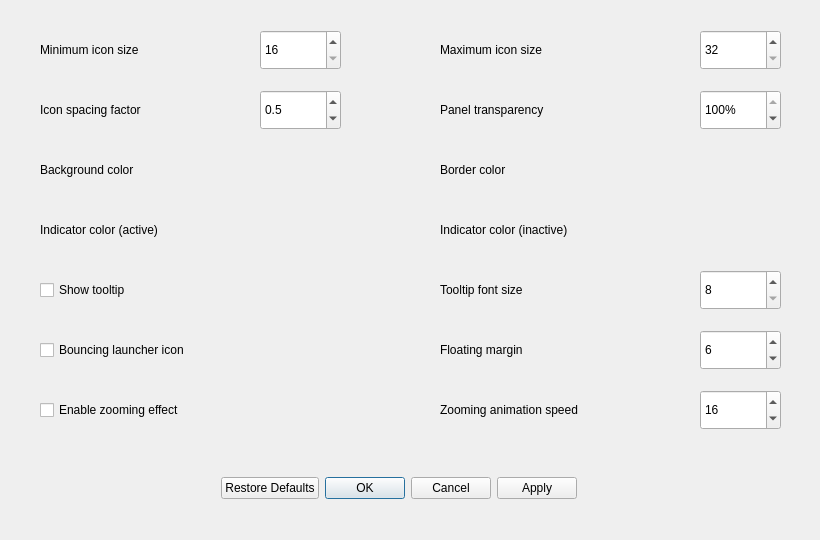
Above: src/view/appearance_settings_dialog.ui from dangvd/crystal-dock before the change. Below: the same form after it.
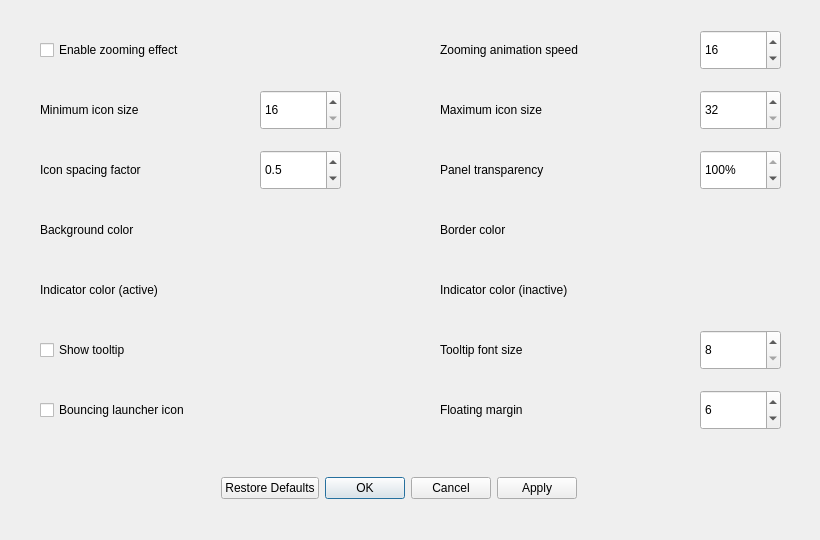
That is the form after the change.

Commit message: Improves UI to enable/disable zooming effect and zooming speed #183 #90

```diff
--- a/src/view/appearance_settings_dialog.ui
+++ b/src/view/appearance_settings_dialog.ui
@@ -36,7 +36,7 @@
    <property name="geometry">
     <rect>
      <x>40</x>
-     <y>30</y>
+     <y>90</y>
      <width>220</width>
      <height>40</height>
     </rect>
@@ -49,7 +49,7 @@
    <property name="geometry">
     <rect>
      <x>260</x>
-     <y>30</y>
+     <y>90</y>
      <width>81</width>
      <height>40</height>
     </rect>
@@ -68,7 +68,7 @@
    <property name="geometry">
     <rect>
      <x>440</x>
-     <y>30</y>
+     <y>90</y>
      <width>220</width>
      <height>40</height>
     </rect>
@@ -81,7 +81,7 @@
    <property name="geometry">
     <rect>
      <x>700</x>
-     <y>30</y>
+     <y>90</y>
      <width>81</width>
      <height>40</height>
     </rect>
@@ -100,7 +100,7 @@
    <property name="geometry">
     <rect>
      <x>440</x>
-     <y>90</y>
+     <y>150</y>
      <width>220</width>
      <height>40</height>
     </rect>
@@ -113,7 +113,7 @@
    <property name="geometry">
     <rect>
      <x>40</x>
-     <y>150</y>
+     <y>210</y>
      <width>220</width>
      <height>40</height>
     </rect>
@@ -126,7 +126,7 @@
    <property name="geometry">
     <rect>
      <x>440</x>
-     <y>150</y>
+     <y>210</y>
      <width>220</width>
      <height>40</height>
     </rect>
@@ -139,7 +139,7 @@
    <property name="geometry">
     <rect>
      <x>440</x>
-     <y>270</y>
+     <y>330</y>
      <width>220</width>
      <height>40</height>
     </rect>
@@ -152,7 +152,7 @@
    <property name="geometry">
     <rect>
      <x>700</x>
-     <y>270</y>
+     <y>330</y>
      <width>81</width>
      <height>40</height>
     </rect>
@@ -171,7 +171,7 @@
    <property name="geometry">
     <rect>
      <x>40</x>
-     <y>90</y>
+     <y>150</y>
      <width>220</width>
      <height>40</height>
     </rect>
@@ -184,7 +184,7 @@
    <property name="geometry">
     <rect>
      <x>700</x>
-     <y>90</y>
+     <y>150</y>
      <width>81</width>
      <height>40</height>
     </rect>
@@ -206,7 +206,7 @@
    <property name="geometry">
     <rect>
      <x>260</x>
-     <y>90</y>
+     <y>150</y>
      <width>81</width>
      <height>40</height>
     </rect>
@@ -231,7 +231,7 @@
    <property name="geometry">
     <rect>
      <x>440</x>
-     <y>330</y>
+     <y>390</y>
      <width>200</width>
      <height>40</height>
     </rect>
@@ -244,7 +244,7 @@
    <property name="geometry">
     <rect>
      <x>700</x>
-     <y>330</y>
+     <y>390</y>
      <width>81</width>
      <height>40</height>
     </rect>
@@ -266,7 +266,7 @@
    <property name="geometry">
     <rect>
      <x>40</x>
-     <y>210</y>
+     <y>270</y>
      <width>220</width>
      <height>40</height>
     </rect>
@@ -279,7 +279,7 @@
    <property name="geometry">
     <rect>
      <x>440</x>
-     <y>210</y>
+     <y>270</y>
      <width>220</width>
      <height>40</height>
     </rect>
@@ -292,7 +292,7 @@
    <property name="geometry">
     <rect>
      <x>40</x>
-     <y>330</y>
+     <y>390</y>
      <width>300</width>
      <height>40</height>
     </rect>
@@ -305,7 +305,7 @@
    <property name="geometry">
     <rect>
      <x>40</x>
-     <y>270</y>
+     <y>330</y>
      <width>300</width>
      <height>40</height>
     </rect>
@@ -318,7 +318,7 @@
    <property name="geometry">
     <rect>
      <x>440</x>
-     <y>390</y>
+     <y>30</y>
      <width>250</width>
      <height>40</height>
     </rect>
@@ -331,7 +331,7 @@
    <property name="geometry">
     <rect>
      <x>700</x>
-     <y>390</y>
+     <y>30</y>
      <width>81</width>
      <height>40</height>
     </rect>
@@ -356,7 +356,7 @@
    <property name="geometry">
     <rect>
      <x>40</x>
-     <y>390</y>
+     <y>30</y>
      <width>300</width>
      <height>40</height>
     </rect>
```
The commit also changes 2 other files.
